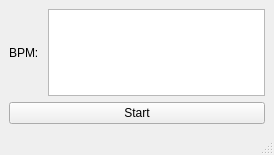
Vescrity/MeloNote, file workspace/mainwindow.ui: the form before one commit.
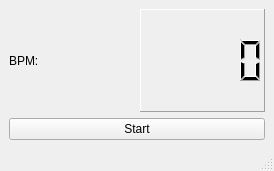
The form after the commit.

```diff
--- a/workspace/mainwindow.ui
+++ b/workspace/mainwindow.ui
@@ -7,7 +7,7 @@
     <x>0</x>
     <y>0</y>
     <width>274</width>
-    <height>155</height>
+    <height>171</height>
    </rect>
   </property>
   <property name="windowTitle">
@@ -17,15 +17,19 @@
    <layout class="QVBoxLayout" name="verticalLayout">
     <item>
      <layout class="QHBoxLayout" name="horizontalLayout">
-      <item>
+      <item alignment="Qt::AlignmentFlag::AlignLeft">
        <widget class="QLabel" name="label">
         <property name="text">
          <string>BPM: </string>
         </property>
        </widget>
       </item>
-      <item alignment="Qt::AlignmentFlag::AlignVCenter">
-       <widget class="QTextBrowser" name="BPM_Display"/>
+      <item>
+       <widget class="QLCDNumber" name="bpmNumber">
+        <property name="frameShape">
+         <enum>QFrame::Shape::Panel</enum>
+        </property>
+       </widget>
       </item>
      </layout>
     </item>
```
Left out of the diff: 2 changed lines with no effect on the pictures.
